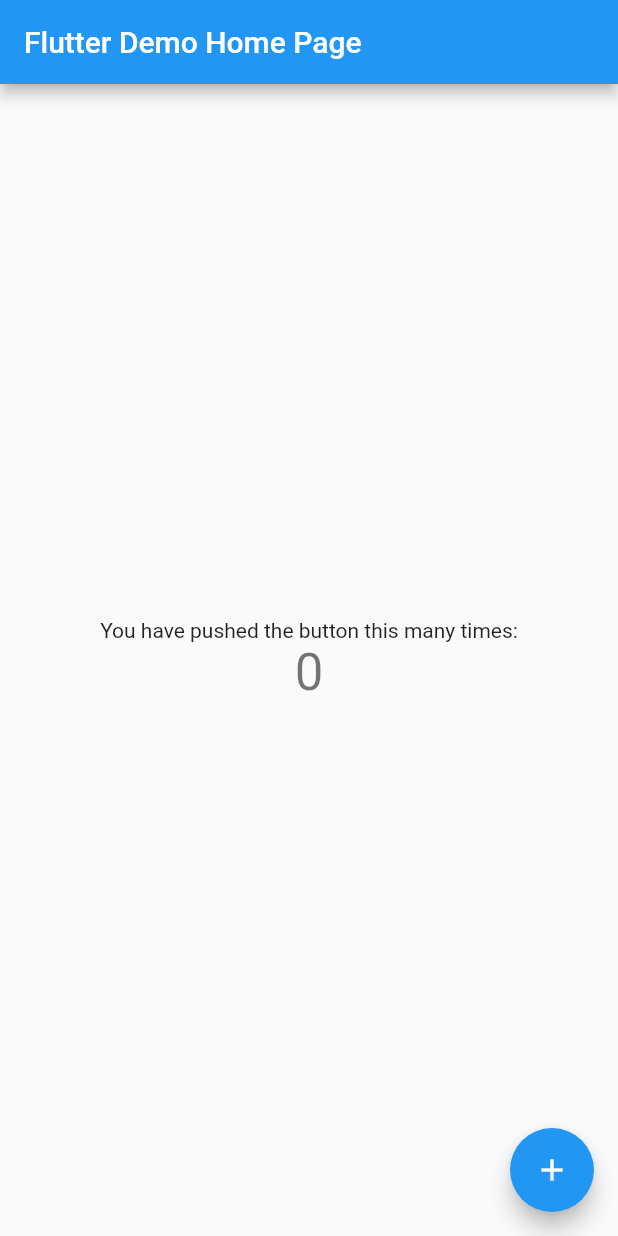
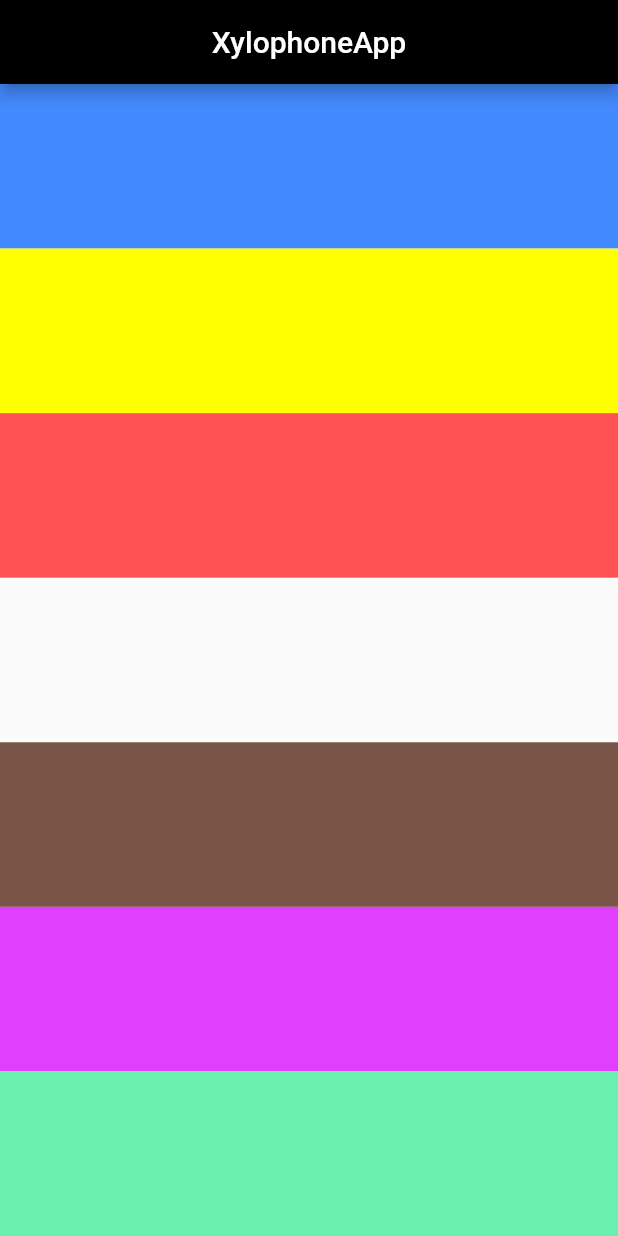
Before and after one commit to RevengeHunter/flutter_codigo5_xylophone, a Flutter app: the screen it shows after launch, on a phone screen of 412 x 824 dp. Run offline on Flutter 3.47's test engine with Material 2 defaults, Android fonts, the phone set to English and light mode, and no system bars; our stand-ins replace audioplayers.

Commit message:
Final de Proyecto

```diff
--- a/lib/main.dart
+++ b/lib/main.dart
@@ -1,115 +1,110 @@
+import 'package:flutter/cupertino.dart';
 import 'package:flutter/material.dart';
+import 'package:audioplayers/audioplayers.dart';
 
 void main() {
-  runApp(const MyApp());
+  runApp(MyApp());
 }
 
 class MyApp extends StatelessWidget {
   const MyApp({Key? key}) : super(key: key);
 
-  // This widget is the root of your application.
   @override
   Widget build(BuildContext context) {
     return MaterialApp(
-      title: 'Flutter Demo',
-      theme: ThemeData(
-        // This is the theme of your application.
-        //
-        // Try running your application with "flutter run". You'll see the
-        // application has a blue toolbar. Then, without quitting the app, try
-        // changing the primarySwatch below to Colors.green and then invoke
-        // "hot reload" (press "r" in the console where you ran "flutter run",
-        // or simply save your changes to "hot reload" in a Flutter IDE).
-        // Notice that the counter didn't reset back to zero; the application
-        // is not restarted.
-        primarySwatch: Colors.blue,
-      ),
-      home: const MyHomePage(title: 'Flutter Demo Home Page'),
+      home: HomePage(),
     );
   }
 }
 
-class MyHomePage extends StatefulWidget {
-  const MyHomePage({Key? key, required this.title}) : super(key: key);
+class HomePage extends StatelessWidget {
 
-  // This widget is the home page of your application. It is stateful, meaning
-  // that it has a State object (defined below) that contains fields that affect
-  // how it looks.
+  AudioCache audioCache = AudioCache();
 
-  // This class is the configuration for the state. It holds the values (in this
-  // case the title) provided by the parent (in this case the App widget) and
-  // used by the build method of the State. Fields in a Widget subclass are
-  // always marked "final".
+  void playNote(int number){
+    audioCache.play('audios/note$number.wav');
+  }
 
-  final String title;
+  Widget buildKey({required int numberNote, required Color colors}){
+    return Expanded(
+      child: Container(
+        color: colors,
+        child: TextButton(
+          onPressed: () {
+            playNote(numberNote);
+          },
+          child: const Text(
+            "",
+          ),
+        ),
+      ),
+    );
+  }
 
-  @override
-  State<MyHomePage> createState() => _MyHomePageState();
-}
-
-class _MyHomePageState extends State<MyHomePage> {
-  int _counter = 0;
-
-  void _incrementCounter() {
-    setState(() {
-      // This call to setState tells the Flutter framework that something has
-      // changed in this State, which causes it to rerun the build method below
-      // so that the display can reflect the updated values. If we changed
-      // _counter without calling setState(), then the build method would not be
-      // called again, and so nothing would appear to happen.
-      _counter++;
-    });
-  }
+  // List<Widget> armarTeclado(){
+  //   List<Widget> keys = [];
+  //   for(int i = 1; i<8;i++){
+  //     switch (i) {
+  //       case 1:
+  //         keys.add(buildKey(i, const Color.fromARGB(255,0,0, 0)));
+  //         break;
+  //       case 2:
+  //         keys.add(buildKey(i, const Color.fromARGB(0,255,255, 0)));
+  //         break;
+  //       case 3:
+  //         keys.add(buildKey(i, const Color.fromARGB(255,255,0, 0)));
+  //         break;
+  //       case 4:
+  //         keys.add(buildKey(i, const Color.fromARGB(255,140,0, 0)));
+  //         break;
+  //       case 5:
+  //         keys.add(buildKey(i, const Color.fromARGB(0,255,0, 0)));
+  //         break;
+  //       case 6:
+  //         keys.add(buildKey(i, const Color.fromARGB(192,192,192, 0)));
+  //         break;
+  //       case 7:
+  //         keys.add(buildKey(i, const Color.fromARGB(0,128,0, 0)));
+  //         break;
+  //       default:
+  //         keys.add(buildKey(i, const Color.fromARGB(165,42,42, 0)));;
+  //     }
+  //   }
+  //   return keys;
+  // }
 
   @override
   Widget build(BuildContext context) {
-    // This method is rerun every time setState is called, for instance as done
-    // by the _incrementCounter method above.
-    //
-    // The Flutter framework has been optimized to make rerunning build methods
-    // fast, so that you can just rebuild anything that needs updating rather
-    // than having to individually change instances of widgets.
     return Scaffold(
       appBar: AppBar(
-        // Here we take the value from the MyHomePage object that was created by
-        // the App.build method, and use it to set our appbar title.
-        title: Text(widget.title),
+        backgroundColor: Colors.black,
+        title: Text(
+          "XylophoneApp",
+        ),
+        centerTitle: true,
       ),
       body: Center(
-        // Center is a layout widget. It takes a single child and positions it
-        // in the middle of the parent.
         child: Column(
-          // Column is also a layout widget. It takes a list of children and
-          // arranges them vertically. By default, it sizes itself to fit its
-          // children horizontally, and tries to be as tall as its parent.
-          //
-          // Invoke "debug painting" (press "p" in the console, choose the
-          // "Toggle Debug Paint" action from the Flutter Inspector in Android
-          // Studio, or the "Toggle Debug Paint" command in Visual Studio Code)
-          // to see the wireframe for each widget.
-          //
-          // Column has various properties to control how it sizes itself and
-          // how it positions its children. Here we use mainAxisAlignment to
-          // center the children vertically; the main axis here is the vertical
-          // axis because Columns are vertical (the cross axis would be
-          // horizontal).
           mainAxisAlignment: MainAxisAlignment.center,
-          children: <Widget>[
-            const Text(
-              'You have pushed the button this many times:',
-            ),
-            Text(
-              '$_counter',
-              style: Theme.of(context).textTheme.headline4,
-            ),
+          crossAxisAlignment: CrossAxisAlignment.stretch,
+          children: [
+            buildKey(numberNote: 1, colors: Colors.blueAccent),
+            buildKey(numberNote: 2, colors: Colors.yellowAccent),
+            buildKey(numberNote: 3, colors: Colors.redAccent),
+            buildKey(numberNote: 4, colors: Colors.white10),
+            buildKey(numberNote: 5, colors: Colors.brown),
+            buildKey(numberNote: 6, colors: Colors.purpleAccent),
+            buildKey(numberNote: 7, colors: Colors.greenAccent),
           ],
         ),
+        // child: ElevatedButton(
+        // onPressed: (){
+        //   AudioCache audioCache = AudioCache();
+        //   audioCache.play('audios/note1.wav');
+        // },
+        //   child: Text("Click!"),
+        // ),
       ),
-      floatingActionButton: FloatingActionButton(
-        onPressed: _incrementCounter,
-        tooltip: 'Increment',
-        child: const Icon(Icons.add),
-      ), // This trailing comma makes auto-formatting nicer for build methods.
     );
   }
 }
--- a/pubspec.yaml
+++ b/pubspec.yaml
@@ -34,6 +34,7 @@ dependencies:
   # The following adds the Cupertino Icons font to your application.
   # Use with the CupertinoIcons class for iOS style icons.
   cupertino_icons: ^1.0.2
+  audioplayers: ^0.20.1
 
 dev_dependencies:
   flutter_test:
@@ -58,8 +59,8 @@ flutter:
   uses-material-design: true
 
   # To add assets to your application, add an assets section, like this:
-  # assets:
-  #   - images/a_dot_burr.jpeg
+  assets:
+    - assets/audios/
   #   - images/a_dot_ham.jpeg
 
   # An image asset can refer to one or more resolution-specific "variants", see
```
Also changed, not shown: pubspec.lock, 7 other files.
